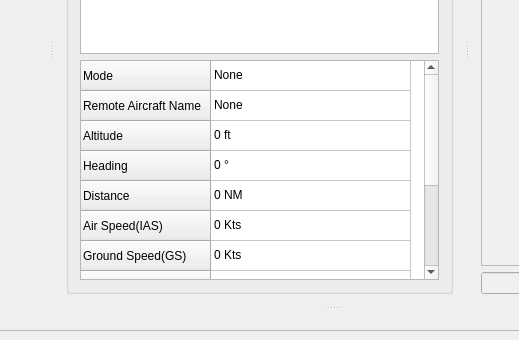
The window that gui/mainwindow.ui (Artemia76/ffs2play) describes before a commit, drawn with Qt 5; both pictures show x 84 to 603 and y 476 to 816 of the 832 by 998 pixel window.
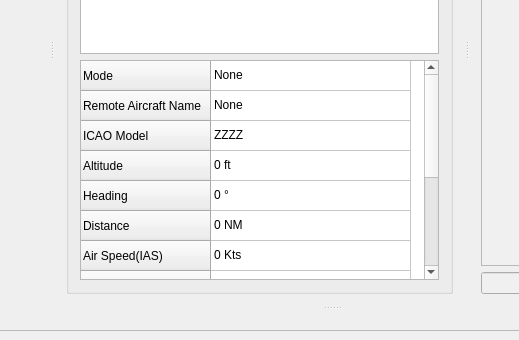
The same window after the commit. Icons and pictures are not drawn.

Commit message: Add ICAO Model in peer list

The edit to the form file:
```diff
--- a/gui/mainwindow.ui
+++ b/gui/mainwindow.ui
@@ -79,6 +79,11 @@
            <string>Remote Aircraft Name</string>
           </property>
          </row>
+         <row>
+          <property name="text">
+           <string>ICAO Model</string>
+          </property>
+         </row>
          <row>
           <property name="text">
            <string>Altitude</string>
@@ -146,22 +151,22 @@
          </item>
          <item row="2" column="0">
           <property name="text">
-           <string>0 ft</string>
+           <string>ZZZZ</string>
           </property>
          </item>
          <item row="3" column="0">
           <property name="text">
-           <string>0 °</string>
+           <string>0 ft</string>
           </property>
          </item>
          <item row="4" column="0">
           <property name="text">
-           <string>0 NM</string>
+           <string>0 °</string>
           </property>
          </item>
          <item row="5" column="0">
           <property name="text">
-           <string>0 Kts</string>
+           <string>0 NM</string>
           </property>
          </item>
          <item row="6" column="0">
@@ -171,22 +176,22 @@
          </item>
          <item row="7" column="0">
           <property name="text">
-           <string>255.X.X.255</string>
+           <string>0 Kts</string>
           </property>
          </item>
          <item row="8" column="0">
           <property name="text">
-           <string>57435</string>
+           <string>255.X.X.255</string>
           </property>
          </item>
          <item row="9" column="0">
           <property name="text">
-           <string>50 msec</string>
+           <string>57435</string>
           </property>
          </item>
          <item row="10" column="0">
           <property name="text">
-           <string>0</string>
+           <string>50 msec</string>
           </property>
          </item>
          <item row="11" column="0">
@@ -194,6 +199,11 @@
            <string>0</string>
           </property>
          </item>
+         <item row="12" column="0">
+          <property name="text">
+           <string>0</string>
+          </property>
+         </item>
         </widget>
        </item>
       </layout>
```
Left out of the diff: 6 changed lines with no effect on the pictures. The commit also changes 9 other files.
